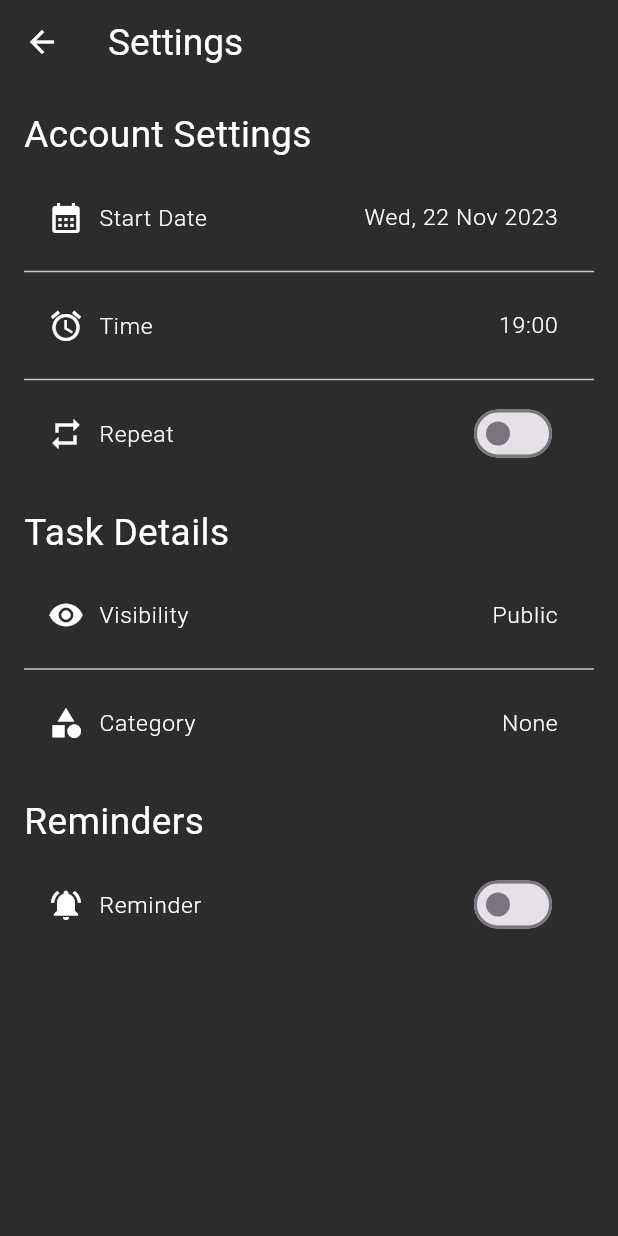
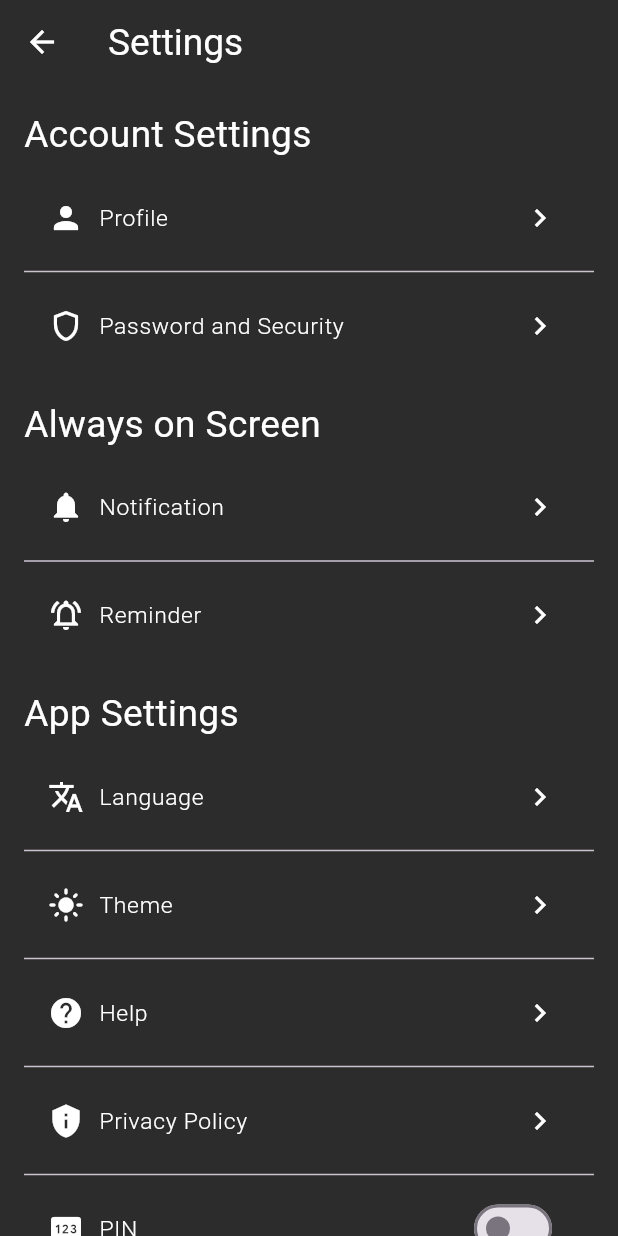
Before and after one commit to diandrakina/selamat_application, a Flutter app: the screen it shows after launch, on a phone screen of 412 x 824 dp. Run offline on Flutter 3.47's test engine with Material 3 defaults, Android fonts, the phone set to English and light mode, and no system bars; our stand-ins replace cached_network_image, carousel_slider, fl_chart, flutter_svg, font_awesome_flutter and 3 more; missing offline and left inert: dart:ffi; Roboto replaces fonts that are missing (SamsungSans).

Commit message:
joel - commit settings page

```diff
--- a/lib/pages/settings_page/settingsPage.dart
+++ b/lib/pages/settings_page/settingsPage.dart
@@ -51,67 +51,45 @@ class _SettingsPageState extends State<SettingsPage> {
                 title: Row(
                   children: [
                     Icon(
-                      Icons.calendar_month,
+                      Icons.person,
                       color: AppColors.white,
                     ),
                     SizedBox(width: 10),
                     Text(
-                      'Start Date',
+                      'Profile',
                       style: TextStyles.GR_16_light,
                     ),
                   ],
                 ),
-                trailing: Text(
-                  'Wed, 22 Nov 2023',
-                  style: TextStyles.GR_16_light,
-                ), // Add your logic for language selection here
-                onTap: () {
-                  // Add logic for language selection here
-                },
+                trailing: Icon(
+                  Icons.navigate_next,
+                  color: AppColors.white,
+                ),
               ),
               Divider(),
               ListTile(
                 title: Row(
                   children: [
                     Icon(
-                      Icons.alarm,
+                      Icons.shield_outlined,
                       color: AppColors.white,
                     ),
                     SizedBox(width: 10),
                     Text(
-                      'Time',
+                      'Password and Security',
                       style: TextStyles.GR_16_light,
                     ),
                   ],
                 ),
-                trailing: Text('19:00',
-                    style: TextStyles
-                        .GR_16_light), // Add your logic for language selection here
-                onTap: () {
-                  // Add logic for language selection here
-                },
-              ),
-              Divider(),
-              SwitchListTile(
-                activeColor: Colors.blue,
-                title: Row(
-                  children: [
-                    Icon(Icons.repeat, color: AppColors.white),
-                    SizedBox(width: 10),
-                    Text('Repeat', style: TextStyles.GR_16_light),
-                  ],
+                trailing: Icon(
+                  Icons.navigate_next,
+                  color: AppColors.white,
                 ),
-                value: _notification,
-                onChanged: (bool value) {
-                  setState(() {
-                    _notification = value;
-                  });
-                },
               ),
               Padding(
                 padding: EdgeInsets.only(top: 20),
                 child: Text(
-                  'Task Details',
+                  'Always on Screen',
                   style: TextStyles.GR_24_title_regular,
                 ),
               ),
@@ -119,52 +97,105 @@ class _SettingsPageState extends State<SettingsPage> {
               ListTile(
                 title: Row(
                   children: [
-                    Icon(Icons.visibility, color: AppColors.white),
+                    Icon(Icons.notifications, color: AppColors.white),
                     SizedBox(width: 10),
-                    Text('Visibility', style: TextStyles.GR_16_light),
+                    Text('Notification', style: TextStyles.GR_16_light),
                   ],
                 ),
-                trailing: Text('Public',
-                    style: TextStyles
-                        .GR_16_light), // Add your logic for language selection here
-                onTap: () {
-                  // Add logic for language selection here
-                },
+                trailing: Icon(
+                  Icons.navigate_next,
+                  color: AppColors.white,
+                ),
               ),
               Divider(),
               ListTile(
                 title: Row(
                   children: [
-                    Icon(Icons.category, color: AppColors.white),
+                    Icon(Icons.notifications_active_outlined,
+                        color: AppColors.white),
                     SizedBox(width: 10),
-                    Text('Category', style: TextStyles.GR_16_light),
+                    Text('Reminder', style: TextStyles.GR_16_light),
                   ],
                 ),
-                trailing: Text('None',
-                    style: TextStyles
-                        .GR_16_light), // Add your logic for language selection here
-                onTap: () {
-                  // Add logic for language selection here
-                },
+                trailing: Icon(
+                  Icons.navigate_next,
+                  color: AppColors.white,
+                ),
               ),
               Padding(
                 padding: EdgeInsets.only(top: 20),
                 child: Text(
-                  'Reminders',
+                  'App Settings',
                   style: TextStyles.GR_24_title_regular,
                 ),
               ),
               SizedBox(height: 10),
+              ListTile(
+                title: Row(
+                  children: [
+                    Icon(Icons.translate, color: AppColors.white),
+                    SizedBox(width: 10),
+                    Text('Language', style: TextStyles.GR_16_light),
+                  ],
+                ),
+                trailing: Icon(
+                  Icons.navigate_next,
+                  color: AppColors.white,
+                ),
+              ),
+              Divider(),
+              ListTile(
+                title: Row(
+                  children: [
+                    Icon(Icons.light_mode, color: AppColors.white),
+                    SizedBox(width: 10),
+                    Text('Theme', style: TextStyles.GR_16_light),
+                  ],
+                ),
+                trailing: Icon(
+                  Icons.navigate_next,
+                  color: AppColors.white,
+                ),
+              ),
+              Divider(),
+              ListTile(
+                title: Row(
+                  children: [
+                    Icon(Icons.help, color: AppColors.white),
+                    SizedBox(width: 10),
+                    Text('Help', style: TextStyles.GR_16_light),
+                  ],
+                ),
+                trailing: Icon(
+                  Icons.navigate_next,
+                  color: AppColors.white,
+                ),
+              ),
+              Divider(),
+              ListTile(
+                title: Row(
+                  children: [
+                    Icon(Icons.privacy_tip, color: AppColors.white),
+                    SizedBox(width: 10),
+                    Text('Privacy Policy', style: TextStyles.GR_16_light),
+                  ],
+                ),
+                trailing: Icon(
+                  Icons.navigate_next,
+                  color: AppColors.white,
+                ),
+              ),
+              Divider(),
               SwitchListTile(
                 activeColor: Colors.blue,
                 title: Row(
                   children: [
                     Icon(
-                      Icons.notifications_on,
+                      Icons.pin,
                       color: AppColors.white,
                     ),
                     SizedBox(width: 10),
-                    Text('Reminder', style: TextStyles.GR_16_light),
+                    Text('PIN', style: TextStyles.GR_16_light),
                   ],
                 ),
                 value: _reminder,
@@ -174,6 +205,16 @@ class _SettingsPageState extends State<SettingsPage> {
                   });
                 },
               ),
+              Divider(),
+              ListTile(
+                title: Row(
+                  children: [
+                    Icon(Icons.logout, color: AppColors.pastelRed),
+                    SizedBox(width: 10),
+                    Text('Log Out', style: TextStyles.GR_16_light),
+                  ],
+                ),
+              ),
             ],
           ),
         ),
```
